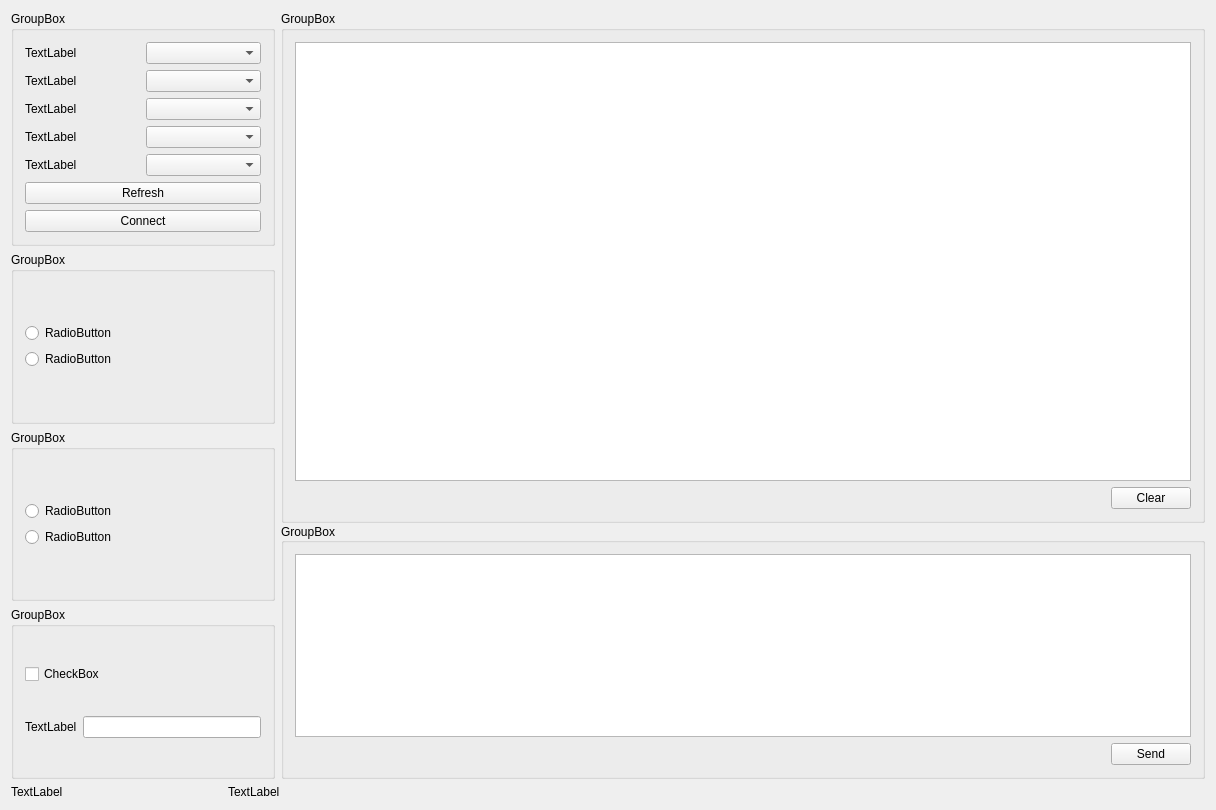
Before: the Qt Designer form mainwindow.ui in hoyoho/SerialPort-Assistant, drawn with Qt 5.
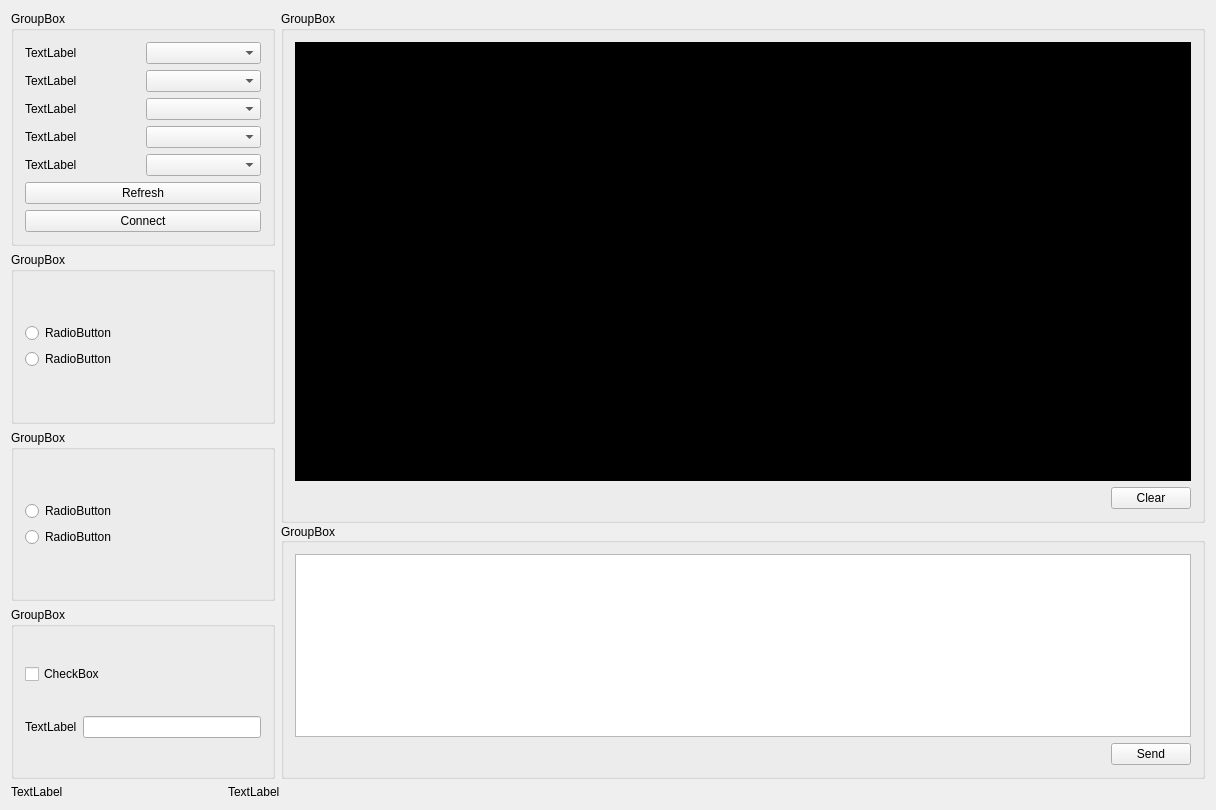
After: the same form once the commit is applied.

Commit message: 1、添加接收时间打印。

Diff of the .ui file:
```diff
--- a/mainwindow.ui
+++ b/mainwindow.ui
@@ -194,7 +194,12 @@
           </property>
           <layout class="QGridLayout" name="gridLayout_6">
            <item row="0" column="0">
-            <widget class="QPlainTextEdit" name="plainTextEditReceive"/>
+            <widget class="QPlainTextEdit" name="plainTextEditReceive">
+             <property name="styleSheet">
+              <string notr="true">background:rgba(0,0,0);
+color:rgba(22,149,244,1);</string>
+             </property>
+            </widget>
            </item>
            <item row="1" column="0">
             <layout class="QHBoxLayout" name="horizontalLayout">
```
Left out of the diff: 2 changed lines with no effect on the pictures. The commit also changes 2 other files.
